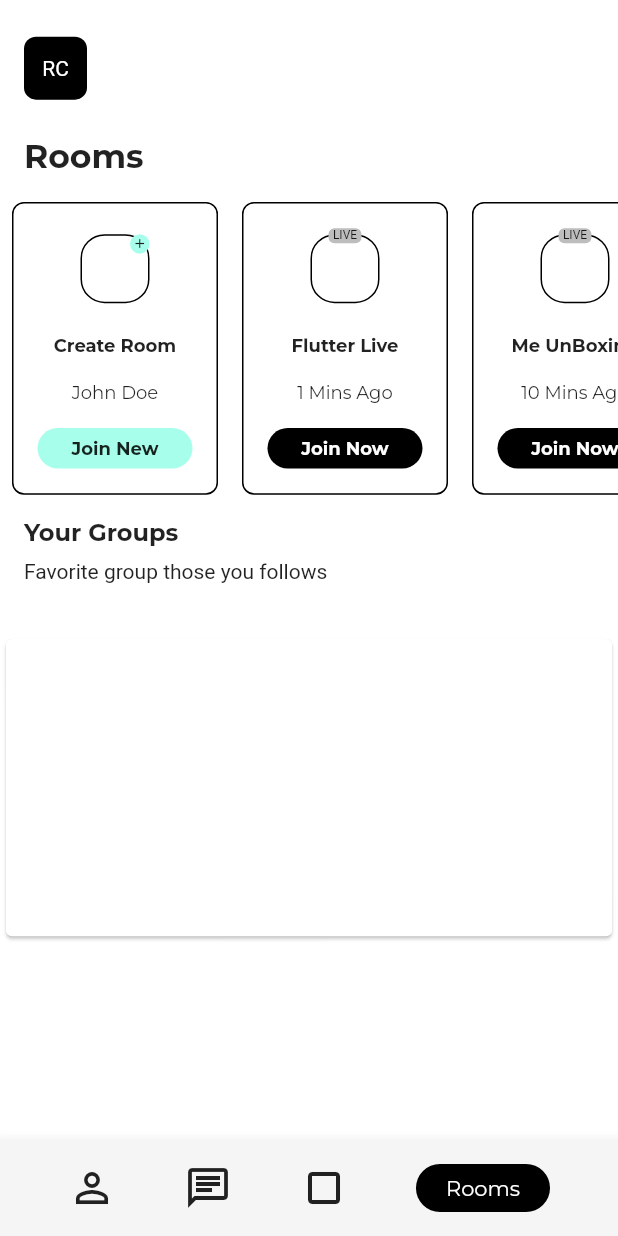
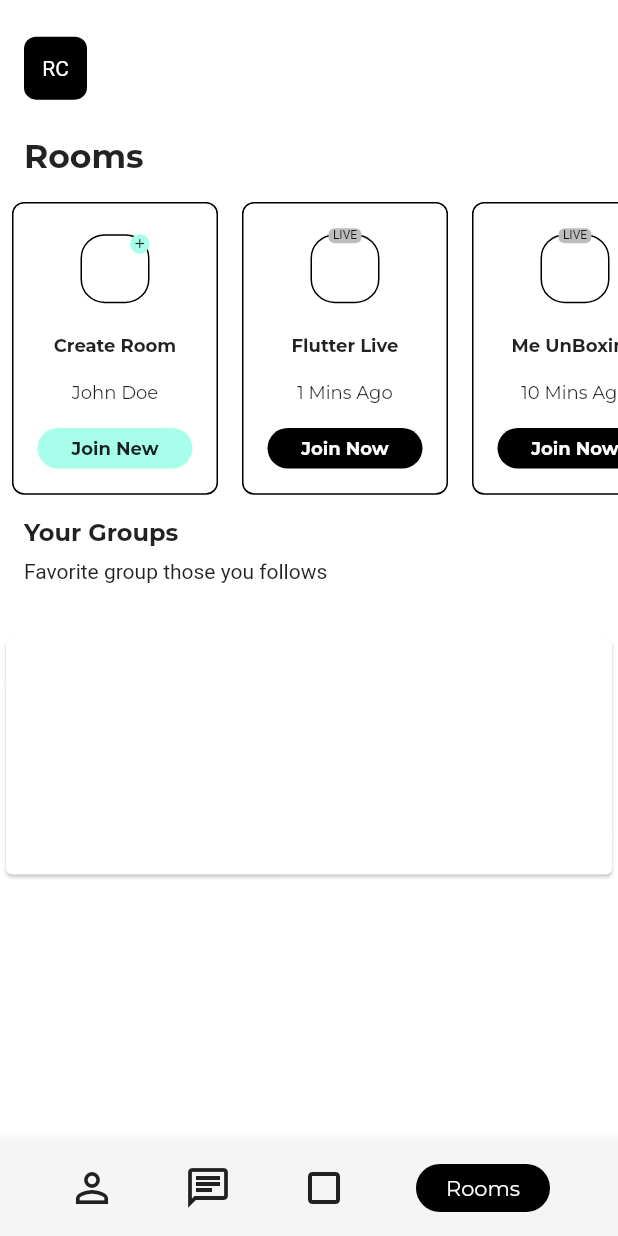
Before and after one commit to JAICHANGPARK/flutter_notebook_8th_story, a Flutter app: the RoomsPage screen opened by its route, on a phone screen of 412 x 824 dp. Run offline on Flutter 3.47's test engine with Material 2 defaults, Android fonts, the phone set to English and light mode, and no system bars; our stand-ins replace badges, flutter_hooks, google_fonts, hooks_riverpod, state_notifier.

Commit message:
Update rooms_page.dart

```diff
--- a/lib/ep588_social_app/rooms_page.dart
+++ b/lib/ep588_social_app/rooms_page.dart
@@ -319,18 +319,12 @@ class _RoomsPageState extends State<RoomsPage> {
                           child: ListView(
                             children: [
                               SizedBox(
-                                height: MediaQuery.of(context).size.height / 4,
+                                height: MediaQuery.of(context).size.height / 5,
                                 width: double.infinity,
                                 child: Card(
 
                                 ),
                               ),
-                              Container(
-
-                                decoration: BoxDecoration(
-                                  color: Colors.white
-                                ),
-                              )
                             ],
                           ),
                         )
```
